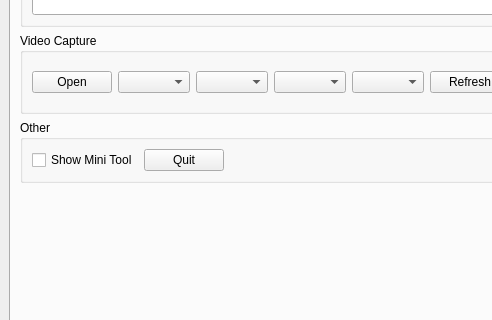
Old version of the form gamepad.ui in the repository zhengran14/SwitchGamepad; both pictures show x 0 to 492 and y 167 to 487 of the 800 by 800 pixel window.
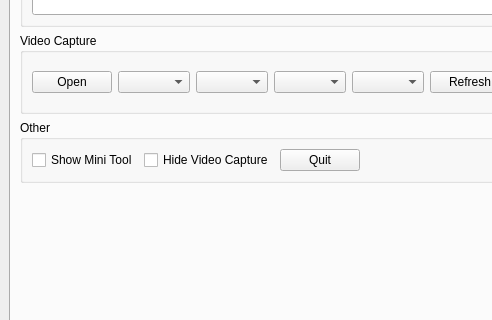
New version of the form. The open tabs and pages were chosen to show the change. Custom widgets are drawn as their Qt base class.

```diff
--- a/gamepad.ui
+++ b/gamepad.ui
@@ -266,6 +266,13 @@
                  </property>
                 </widget>
                </item>
+               <item>
+                <widget class="QCheckBox" name="hideVideoCapture">
+                 <property name="text">
+                  <string>Hide Video Capture</string>
+                 </property>
+                </widget>
+               </item>
                <item>
                 <widget class="QPushButton" name="quit">
                  <property name="text">
```
Left out of the diff: 2 changed lines with no effect on the pictures.
